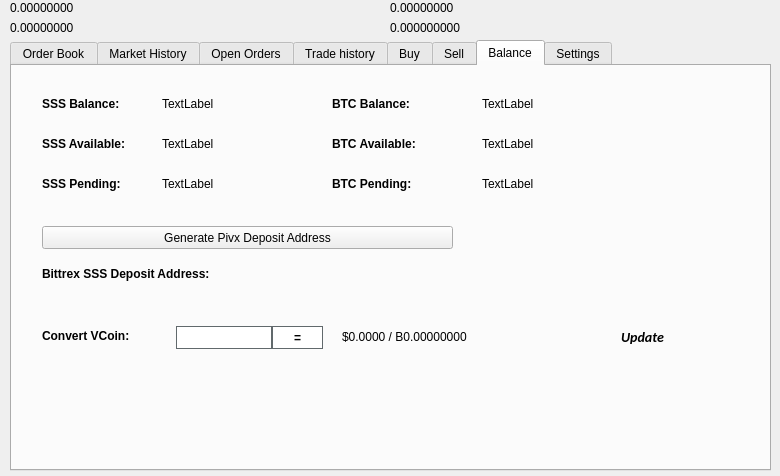
1776Token/1776, file src/qt/forms/tradingdialog.ui: the form before one commit.
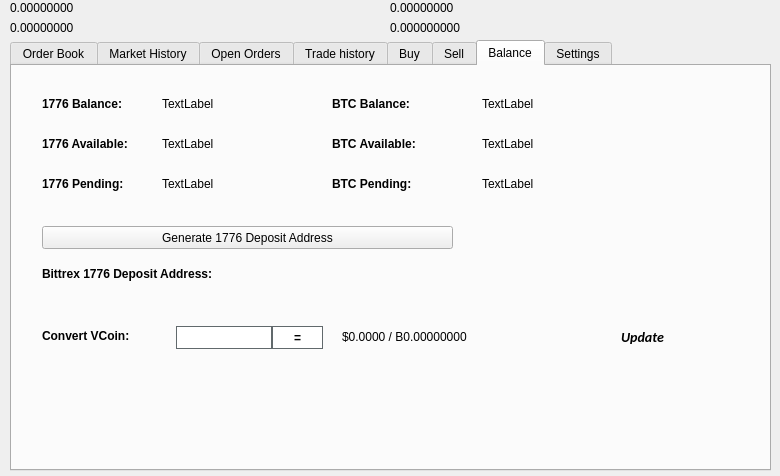
The form after the commit. The open tabs and pages were chosen to show the change. Icons and pictures are not drawn.

```diff
--- a/src/qt/forms/tradingdialog.ui
+++ b/src/qt/forms/tradingdialog.ui
@@ -2733,7 +2733,7 @@
       <string>TextLabel</string>
      </property>
     </widget>
-    <widget class="QLabel" name="SSSBalanceLabel">
+    <widget class="QLabel" name="1776BalanceLabel">
      <property name="geometry">
       <rect>
        <x>150</x>
@@ -2762,7 +2762,7 @@
       </font>
      </property>
      <property name="text">
-      <string>SSS Balance:</string>
+      <string>1776 Balance:</string>
      </property>
     </widget>
     <widget class="QLabel" name="label_12">
@@ -2784,7 +2784,7 @@
       <string>BTC Balance:</string>
      </property>
     </widget>
-    <widget class="QLabel" name="SSSAvailableLabel_2">
+    <widget class="QLabel" name="1776AvailableLabel_2">
      <property name="geometry">
       <rect>
        <x>150</x>
@@ -2813,7 +2813,7 @@
       </font>
      </property>
      <property name="text">
-      <string>SSS Available:</string>
+      <string>1776 Available:</string>
      </property>
     </widget>
     <widget class="QLabel" name="label_14">
@@ -2832,10 +2832,10 @@
       </font>
      </property>
      <property name="text">
-      <string>SSS Pending:</string>
+      <string>1776 Pending:</string>
      </property>
     </widget>
-    <widget class="QLabel" name="SSSPendingLabel">
+    <widget class="QLabel" name="1776PendingLabel">
      <property name="geometry">
       <rect>
        <x>150</x>
@@ -2928,7 +2928,7 @@
       </font>
      </property>
      <property name="text">
-      <string>Bittrex SSS Deposit Address:</string>
+      <string>Bittrex 1776 Deposit Address:</string>
      </property>
     </widget>
     <widget class="QPushButton" name="GenDepositBTN">
@@ -2941,7 +2941,7 @@
       </rect>
      </property>
      <property name="text">
-      <string>Generate Pivx Deposit Address</string>
+      <string>Generate 1776 Deposit Address</string>
      </property>
      <property name="icon">
       <iconset resource="../sss.qrc">
```
Left out of the diff: 40 changed lines with no effect on the pictures.
